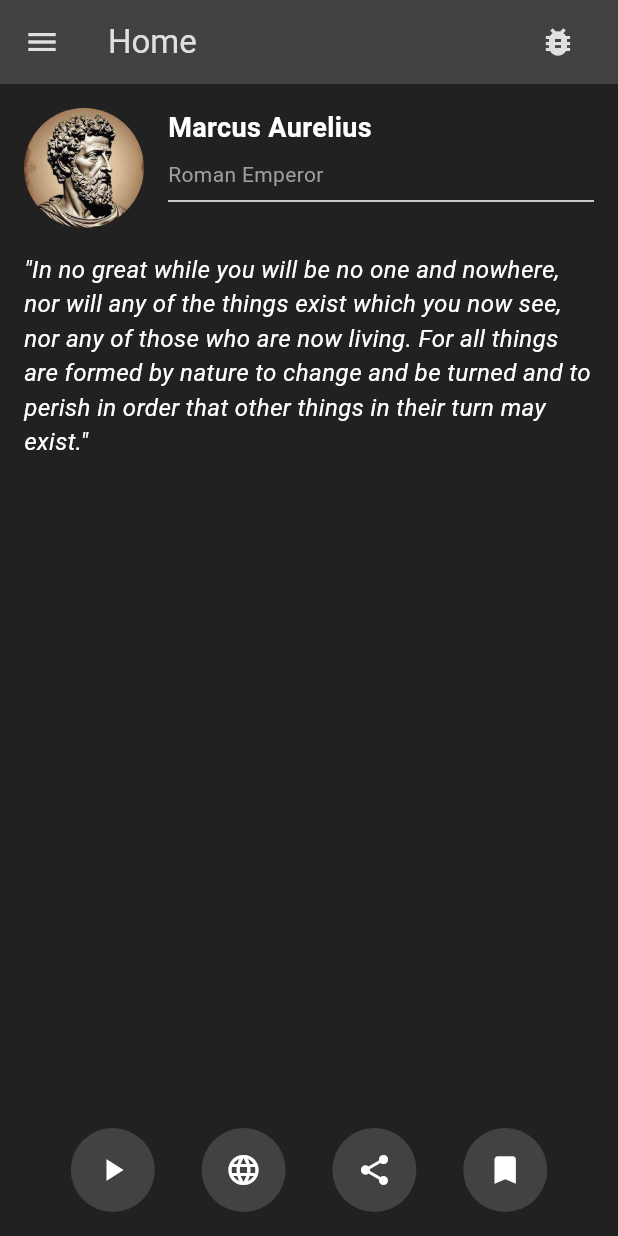
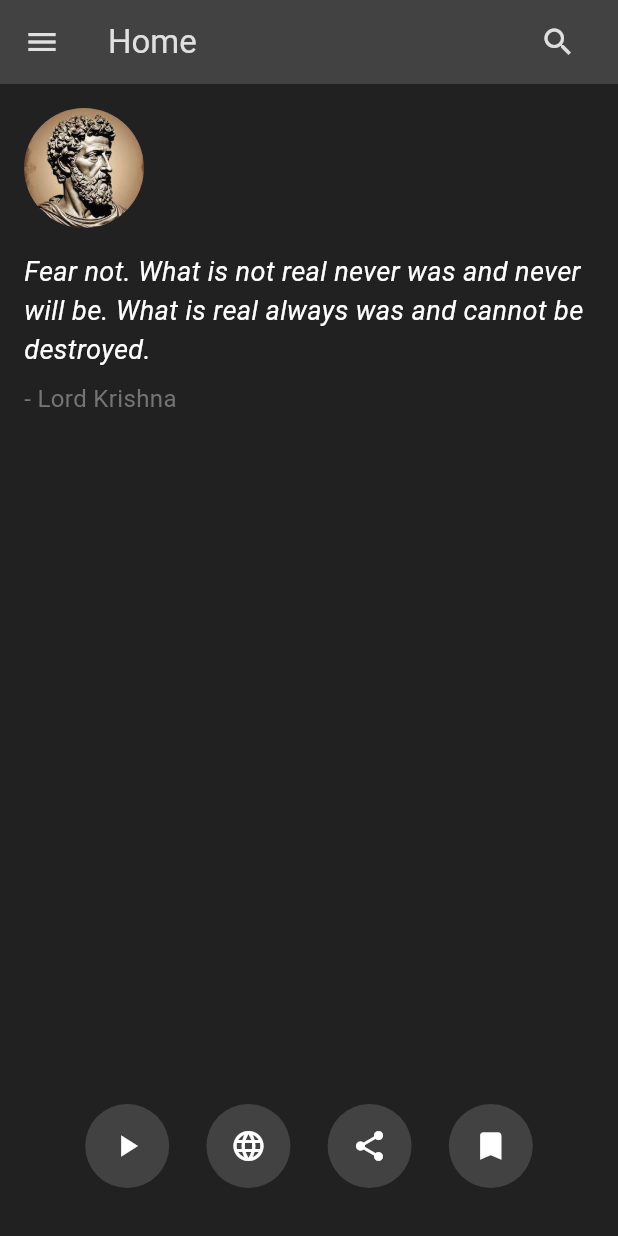
Before and after one commit to Himmu1144/Dharmic_App, a Flutter app: the screen it shows after launch, after a tap on the "play arrow" icon, on a phone screen of 412 x 824 dp. Run offline on Flutter 3.47's test engine with Material 3 defaults, Android fonts, the phone set to English and light mode, and no system bars; our stand-ins replace isar; accounts and stored records are empty; generated files the repository leaves out were written again.

Commit message:
Added Slider for fetches new quotes from database on home page now will have to make it look and also have to make the four buttons working. Also have to test it whether its fetching randomly and marking it read or not but will do it after adding four buttons functionality.

```diff
--- a/lib/pages/home_page.dart
+++ b/lib/pages/home_page.dart
@@ -4,6 +4,8 @@ import 'package:dharmic/services/isar_service.dart';
 import 'package:flutter/material.dart';
 import 'package:isar/isar.dart';
 import 'package:provider/provider.dart';
+// import 'services/isar_service.dart';
+// import 'models/quote.dart'; // Ensure the Quote model is imported
 
 class HomePage extends StatefulWidget {
   const HomePage({super.key});
@@ -13,15 +15,57 @@ class HomePage extends StatefulWidget {
 }
 
 class _HomePageState extends State<HomePage> {
-  Future<void> printQuotes() async {
+  List<Quote> unreadQuotes = []; // List to store unread quotes
+  List<Quote> viewedQuotes = []; // List to store previously viewed quotes
+  int currentIndex = -1; // Start with -1 to indicate no current quote
+
+  @override
+  void initState() {
+    super.initState();
+    _loadUnreadQuotes();
+  }
+
+  // Fetch unread quotes from Isar
+  Future<void> _loadUnreadQuotes() async {
     final isarService = Provider.of<IsarService>(context, listen: false);
     final isar = await isarService.db;
 
-    final quotes = await isar.quotes.where().limit(5).findAll();
+    // Fetch unread quotes and shuffle them
+    final quotes = await isar.quotes.filter().isReadEqualTo(false).findAll();
+    setState(() {
+      unreadQuotes = quotes..shuffle(); // Shuffle the quotes for randomness
+    });
 
-    for (var quote in quotes) {
-      print(
-          'Quote: ${quote.quote}, Author: ${quote.author}, IsRead: ${quote.isRead}');
+    // If unreadQuotes is not empty, load the first quote
+    if (unreadQuotes.isNotEmpty) {
+      _loadNextQuote();
+    }
+  }
+
+  // Load the next unread quote
+  void _loadNextQuote() {
+    if (unreadQuotes.isNotEmpty) {
+      final nextQuote = unreadQuotes.removeAt(0);
+      setState(() {
+        viewedQuotes.add(nextQuote);
+        currentIndex = viewedQuotes.length - 1; // Update current index
+      });
+    }
+  }
+
+  // Mark the current quote as read
+  Future<void> _markAsRead() async {
+    if (currentIndex >= 0 && !viewedQuotes[currentIndex].isRead) {
+      final isarService = Provider.of<IsarService>(context, listen: false);
+      final isar = await isarService.db;
+
+      // Mark the current quote as read
+      final quote = viewedQuotes[currentIndex];
+      quote.isRead = true;
+
+      await isar.writeTxn(() async {
+        await isar.quotes.put(quote); // Update the quote in the database
+      });
     }
   }
 
@@ -32,15 +76,10 @@ class _HomePageState extends State<HomePage> {
         title: Row(
           children: [
             const Expanded(child: Text('Home')),
-            // IconButton(
-            //   icon: const Icon(Icons.search),
-            //   onPressed: () {
-            //     // Navigate to search screen
-            //   }, ),
             IconButton(
-              icon: const Icon(Icons.bug_report), // Add a debug icon
+              icon: const Icon(Icons.search),
               onPressed: () {
-                printQuotes(); // Call the debug function on button press
+                // Navigate to search screen
               },
             ),
           ],
@@ -51,60 +90,59 @@ class _HomePageState extends State<HomePage> {
       ),
       backgroundColor: Theme.of(context).colorScheme.surface,
       drawer: const MyDrawer(),
-      body: Column(
-        crossAxisAlignment: CrossAxisAlignment.start,
-        children: [
-          Padding(
+      body: PageView.builder(
+        controller:
+            PageController(initialPage: currentIndex >= 0 ? currentIndex : 0),
+        onPageChanged: (index) {
+          if (index > currentIndex) {
+            // Swiping right - load next quote
+            _markAsRead(); // Mark the current quote as read
+            _loadNextQuote(); // Load the next unread quote
+          } else if (index < currentIndex && index >= 0) {
+            // Swiping left - show previous quote
+            setState(() {
+              currentIndex = index; // Update current index
+            });
+          }
+        },
+        itemBuilder: (context, index) {
+          if (index < 0 || index >= viewedQuotes.length) {
+            return const Center(child: CircularProgressIndicator());
+          }
+
+          final quote = viewedQuotes[index];
+          return Padding(
             padding: const EdgeInsets.all(16.0),
-            child: Row(
+            child: Column(
               crossAxisAlignment: CrossAxisAlignment.start,
               children: [
                 ClipRRect(
                   borderRadius: BorderRadius.circular(80.0),
                   child: Image.asset(
-                    'assets/images/marcus_aurelius.jpeg',
+                    quote.authorImg,
                     width: 80,
                     height: 80,
                     fit: BoxFit.cover,
                   ),
                 ),
-                const SizedBox(width: 16.0),
-                const Expanded(
-                  child: Column(
-                    crossAxisAlignment: CrossAxisAlignment.start,
-                    children: [
+                const SizedBox(height: 16.0),
                 Text(
-                        'Marcus Aurelius',
-                        style: TextStyle(
+                  quote.quote,
+                  style: const TextStyle(
                     fontSize: 18.0,
-                          fontWeight: FontWeight.bold,
-                        ),
-                      ),
-                      SizedBox(height: 8.0),
-                      Text(
-                        'Roman Emperor',
-                        style: TextStyle(
-                          fontSize: 14.0,
-                          color: Colors.grey,
-                        ),
-                      ),
-                      Divider(), // Add this line to insert a divider
-                    ],
-                  ),
-                ),
-              ],
-            ),
-          ),
-          const Padding(
-            padding: EdgeInsets.symmetric(horizontal: 16.0),
-            child: Text(
-              '"In no great while you will be no one and nowhere, nor will any of the things exist which you now see, nor any of those who are now living. For all things are formed by nature to change and be turned and to perish in order that other things in their turn may exist."',
-              style: TextStyle(
-                fontSize: 16.0,
                     fontStyle: FontStyle.italic,
                   ),
                 ),
+                const SizedBox(height: 8.0),
+                Text(
+                  '- ${quote.author}',
+                  style: TextStyle(
+                    fontSize: 16.0,
+                    color: Colors.grey.shade600,
                   ),
+                ),
+
+                // Adding the four bottom buttons here
                 const Spacer(),
                 Padding(
                   padding: const EdgeInsets.all(16.0),
@@ -141,6 +179,9 @@ class _HomePageState extends State<HomePage> {
               ],
             ),
           );
+        },
+      ),
+    );
   }
 }
 
```
Lines whose indentation alone changed are shown as unchanged.
